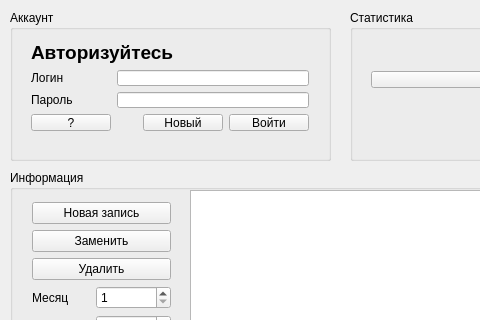
Before: the Qt Designer form mainwindow.ui in oMiksa/Qt_kp, drawn with Qt 5; both pictures show x 0 to 480 and y 0 to 320 of the 1230 by 650 pixel window.
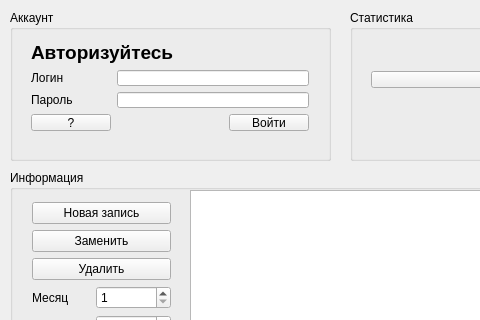
After: the same form once the commit is applied.

Patch:
```diff
--- a/mainwindow.ui
+++ b/mainwindow.ui
@@ -104,13 +104,6 @@
             </property>
            </spacer>
           </item>
-          <item>
-           <widget class="QPushButton" name="ButtonNewLogin">
-            <property name="text">
-             <string>Новый</string>
-            </property>
-           </widget>
-          </item>
           <item>
            <widget class="QPushButton" name="ButtonEnter">
             <property name="text">
```
